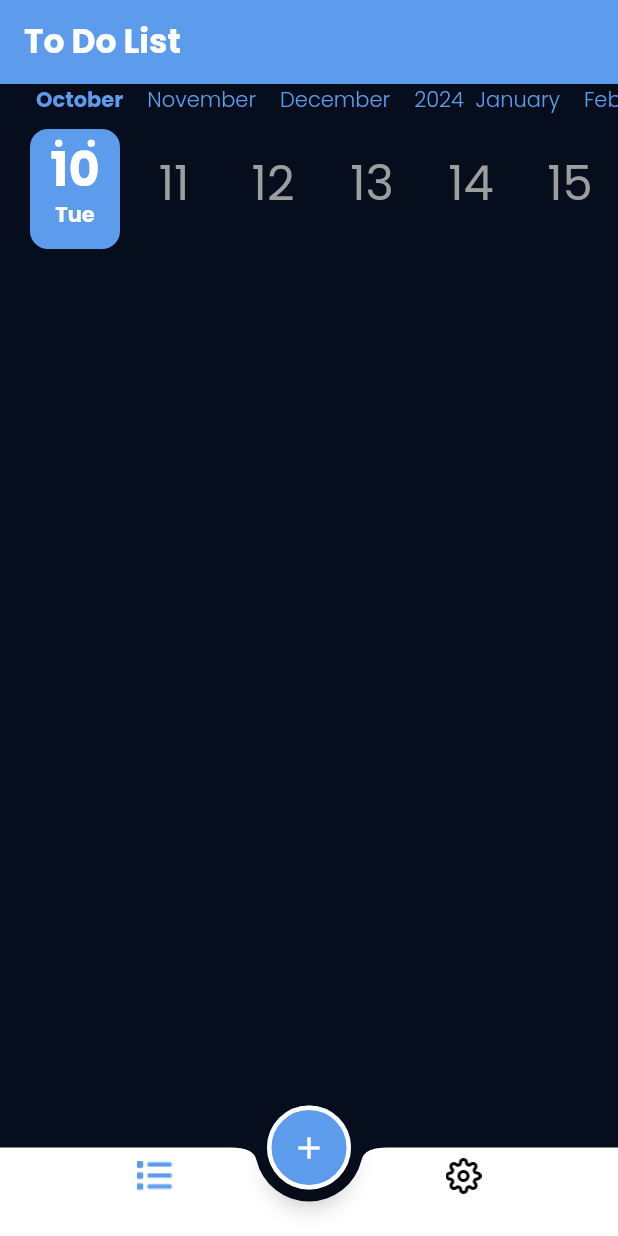
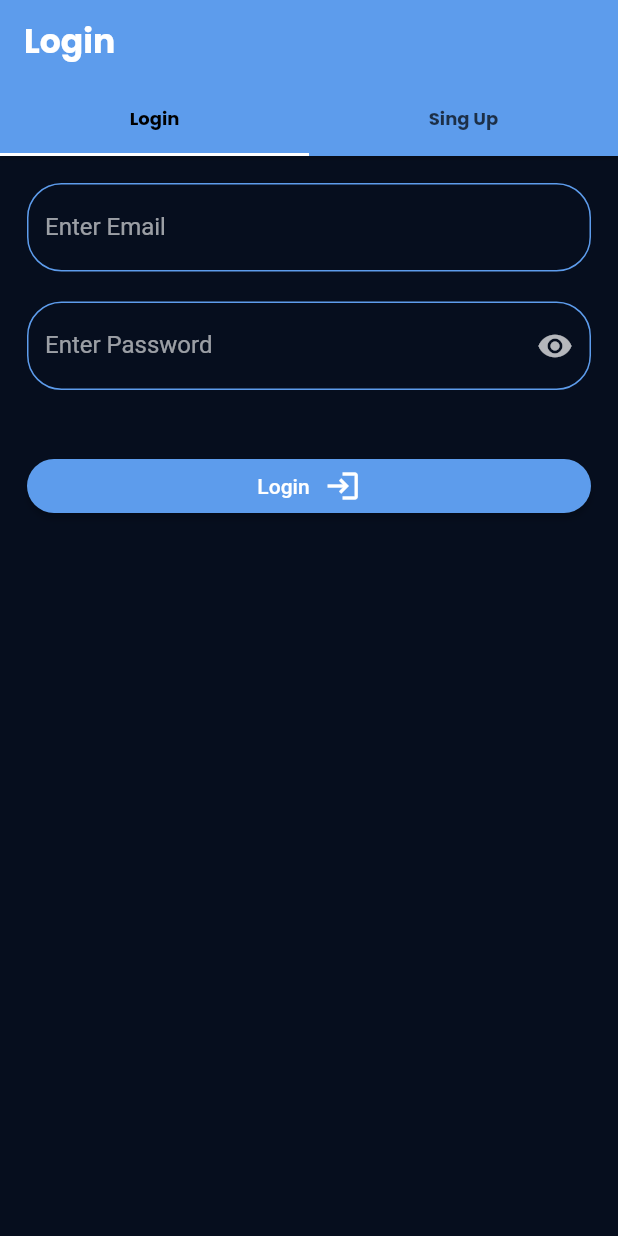
Before and after one commit to ahs25001/to_do_app, a Flutter app: the screen it shows after launch, on a phone screen of 412 x 824 dp. Run offline on Flutter 3.47's test engine with Material 2 defaults, Android fonts, the phone set to English and light mode, and no system bars; drawn by our look-alikes of calendar_timeline; our stand-ins replace cloud_firestore, date_picker_timeline, firebase_core, flutter_slidable, google_fonts; accounts and stored records are empty; generated files the repository leaves out were written again.

Commit message:
end login & sin up design

```diff
--- a/lib/l10n/app_en.arb
+++ b/lib/l10n/app_en.arb
@@ -10,5 +10,17 @@
   "done": "Done",
   "addNewTask": "Add New Task",
   "selectTime": "Select Time",
-  "add": "Add"
+  "add": "Add",
+  "enterDescription": "enter description",
+  "enterTitle": "enter title",
+  "editTask":"Edit Task",
+  "delete": "Delete",
+  "edite": "Edite",
+  "sinUp": "Sing Up",
+  "login": "Login",
+  "enterValidMail": "Enter Valid Mail",
+  "enterPassword": "Enter Password",
+  "enterEmail": "Enter Email",
+  "enterName": "Enter Name",
+  "enterAge": "Enter Age"
 }
--- a/lib/main.dart
+++ b/lib/main.dart
@@ -6,6 +6,7 @@ import 'package:to_do/providers/my_provider.dart';
 import 'package:to_do/styles/myThem.dart';
 import 'package:flutter_gen/gen_l10n/app_localizations.dart';
 import 'package:firebase_core/firebase_core.dart';
+import 'package:to_do/tabs/login/loginAndSinUpScreen.dart';
 import 'package:to_do/tabs/update/update.dart';
 import 'firebase_options.dart';
 void main()async{
@@ -13,7 +14,7 @@ void main()async{
   await Firebase.initializeApp(
     options: DefaultFirebaseOptions.currentPlatform,
   );
-  FirebaseFirestore.instance.disableNetwork();
+  // FirebaseFirestore.instance.disableNetwork();
   runApp(ChangeNotifierProvider(create: (BuildContext context) {
     return MyProvider();
   },
@@ -34,9 +35,10 @@ class MyApp extends StatelessWidget {
       darkTheme: MyThem.dark,
       routes: {
         HomeLayout.routName:(context) => HomeLayout(),
-        UpDateScreen.routName:(context) => UpDateScreen()
+        UpDateScreen.routName:(context) => UpDateScreen(),
+        LoginAndSinUppScreen.routName:(context) => LoginAndSinUppScreen()
       },
-      initialRoute: HomeLayout.routName,
+      initialRoute: LoginAndSinUppScreen.routName,
       debugShowCheckedModeBanner: false,
     );
   }
--- /dev/null
+++ b/lib/tabs/login/login.dart
@@ -0,0 +1,112 @@
+import 'package:flutter/material.dart';
+import 'package:flutter_gen/gen_l10n/app_localizations.dart';
+
+import '../../styles/colors.dart';
+
+class Login extends StatefulWidget {
+  @override
+  State<Login> createState() => _LoginState();
+}
+
+class _LoginState extends State<Login> {
+  var mailController = TextEditingController();
+
+  var passwordController = TextEditingController();
+
+  var formKey = GlobalKey<FormState>();
+
+  bool hidden=true;
+
+  @override
+  Widget build(BuildContext context) {
+    return Form(
+      key: formKey,
+      child: Padding(
+        padding: const EdgeInsets.all(18.0),
+        child: Column(
+          children: [
+            TextFormField(
+              validator: (value) {
+                if (value == null || value.isEmpty) {
+                  return AppLocalizations.of(context)!.enterEmail;
+                }
+                final bool emailValid =
+                RegExp(r"^[a-zA-Z0-9.a-zA-Z0-9.!#$%&'*+-/=?^_`{|}~]+@[a-zA-Z0-9]+\.[a-zA-Z]+")
+                    .hasMatch(value);
+                if(!emailValid){
+                  return AppLocalizations.of(context)!.enterValidMail;
+                }
+                return null;
+              },
+              controller: mailController,
+              decoration: InputDecoration(
+                  border: OutlineInputBorder(
+                      borderRadius: BorderRadius.circular(23),
+                      borderSide: BorderSide(color: primary)),
+                  focusedBorder: OutlineInputBorder(
+                      borderRadius: BorderRadius.circular(23),
+                      borderSide: BorderSide(color: primary)),
+                  enabledBorder: OutlineInputBorder(
+                      borderRadius: BorderRadius.circular(23),
+                      borderSide: BorderSide(color: primary)),
+                  label: Text(AppLocalizations.of(context)!.enterEmail)),
+            ),
+            const SizedBox(
+              height: 20,
+            ),
+            TextFormField(
+              validator: (value) {
+                if (value == null || value.isEmpty) {
+                  return AppLocalizations.of(context)!.enterPassword;
+                }
+                return null;
+              },
+              controller: passwordController,
+              obscureText: hidden,
+              decoration: InputDecoration(
+                  suffixIcon: IconButton(
+                      onPressed: () {
+                        hidden = !hidden;
+                        setState(() {});
+                      },
+                      icon: Icon(
+                        Icons.remove_red_eye,
+                        color: (hidden) ? Colors.white70 : primary,
+                      )),
+                  border: OutlineInputBorder(
+                      borderRadius: BorderRadius.circular(23),
+                      borderSide: BorderSide(color: primary)),
+                  focusedBorder: OutlineInputBorder(
+                      borderRadius: BorderRadius.circular(23),
+                      borderSide: BorderSide(color: primary)),
+                  enabledBorder: OutlineInputBorder(
+                      borderRadius: BorderRadius.circular(23),
+                      borderSide: BorderSide(color: primary)),
+                  label: Text(AppLocalizations.of(context)!.enterPassword)),
+            ),
+            const SizedBox(
+              height: 40,
+            ),
+            ElevatedButton(
+                style: ElevatedButton.styleFrom(
+                    shape: RoundedRectangleBorder(
+                        borderRadius: BorderRadius.circular(23))),
+                onPressed: () {
+                  if (formKey.currentState!.validate()) {}
+                },
+                child: Row(
+                  mainAxisAlignment: MainAxisAlignment.center,
+                  children: [
+                    Text(AppLocalizations.of(context)!.login),
+                    const SizedBox(
+                      width: 10,
+                    ),
+                    Icon(Icons.login)
+                  ],
+                ))
+          ],
+        ),
+      ),
+    );
+  }
+}
--- /dev/null
+++ b/lib/tabs/login/loginAndSinUpScreen.dart
@@ -0,0 +1,36 @@
+import 'package:flutter/material.dart';
+import 'package:flutter_gen/gen_l10n/app_localizations.dart';
+import 'package:to_do/tabs/login/login.dart';
+import 'package:to_do/tabs/login/sinUp.dart';
+
+class LoginAndSinUppScreen extends StatelessWidget {
+  static const String routName = "login";
+
+  @override
+  Widget build(BuildContext context) {
+    return DefaultTabController(
+      length: 2,
+      child: Scaffold(
+        resizeToAvoidBottomInset: false,
+        appBar: AppBar(
+          title: Text(AppLocalizations.of(context)!.login),
+          bottom:
+              TabBar(labelStyle: Theme.of(context).textTheme.bodySmall, tabs: [
+            Tab(
+              text: AppLocalizations.of(context)!.login,
+            ),
+            Tab(
+              text: AppLocalizations.of(context)!.sinUp,
+            )
+          ]),
+        ),
+        body: TabBarView(
+          children: [
+            Login(),
+            SinUp(),
+          ],
+        ),
+      ),
+    );
+  }
+}
--- a/pubspec.yaml
+++ b/pubspec.yaml
@@ -44,6 +44,7 @@ dependencies:
   provider: ^6.0.5
   cloud_firestore: ^4.9.2
   flutter_slidable: ^3.0.0
+  firebase_auth: ^4.10.1
 
 dev_dependencies:
 
```
Also changed, not shown: lib/l10n/app_ar.arb (+14 -1 lines), lib/tabs/bottom_sheet/add_task.dart (+10 -7 lines), lib/tabs/login/sinUp.dart (added, +168 -0 lines), lib/tabs/taskes/task_item.dart (+34 -11 lines), lib/tabs/update/update.dart (+18 -9 lines), pubspec.lock.
